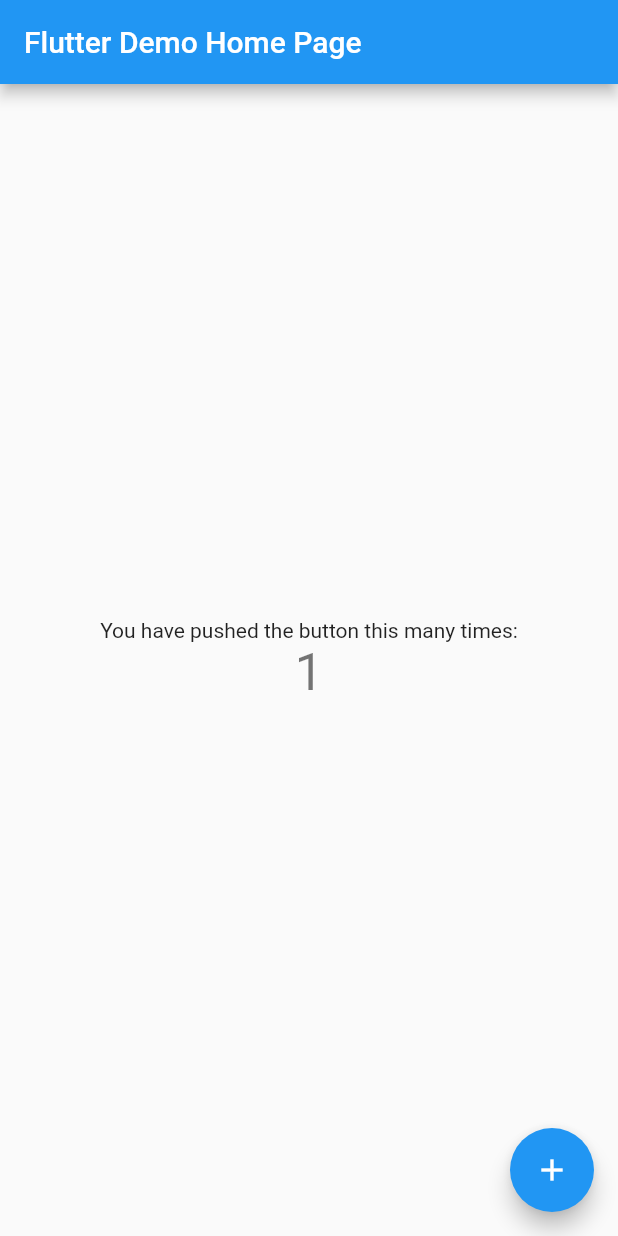
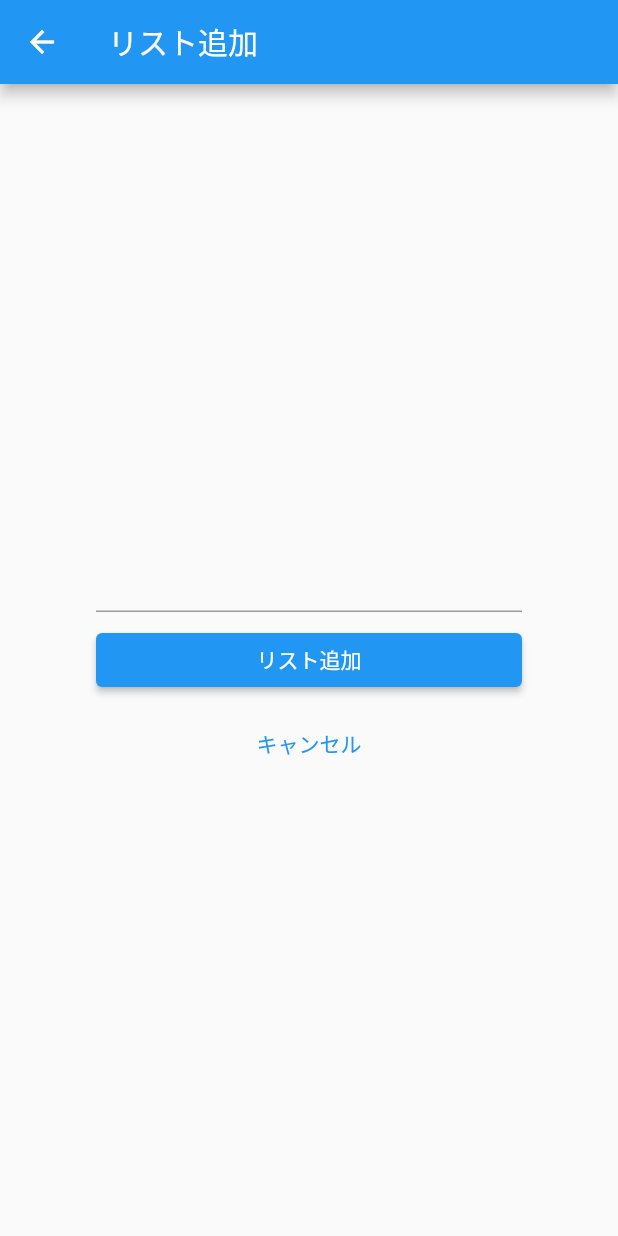
Before and after one commit to y-yuki-zip/score_todo, a Flutter app: the screen it shows after launch, after a tap on the "add" icon, on a phone screen of 412 x 824 dp. Run offline on Flutter 3.47's test engine with Material 2 defaults, Android fonts, the light colour scheme and no system bars.

Commit message:
feat ToDoリスト

```diff
--- a/lib/main.dart
+++ b/lib/main.dart
@@ -1,115 +1,139 @@
 import 'package:flutter/material.dart';
 
 void main() {
+  // エントリポイント
   runApp(const MyApp());
 }
 
 class MyApp extends StatelessWidget {
   const MyApp({super.key});
 
-  // This widget is the root of your application.
   @override
   Widget build(BuildContext context) {
     return MaterialApp(
-      title: 'Flutter Demo',
+      // アプリ名
+      title: 'Score ToDo List',
       theme: ThemeData(
-        // This is the theme of your application.
-        //
-        // Try running your application with "flutter run". You'll see the
-        // application has a blue toolbar. Then, without quitting the app, try
-        // changing the primarySwatch below to Colors.green and then invoke
-        // "hot reload" (press "r" in the console where you ran "flutter run",
-        // or simply save your changes to "hot reload" in a Flutter IDE).
-        // Notice that the counter didn't reset back to zero; the application
-        // is not restarted.
+        // テーマカラー
         primarySwatch: Colors.blue,
       ),
-      home: const MyHomePage(title: 'Flutter Demo Home Page'),
+      // リスト一覧
+      home: TodoListPage(),
     );
   }
 }
 
-class MyHomePage extends StatefulWidget {
-  const MyHomePage({super.key, required this.title});
-
-  // This widget is the home page of your application. It is stateful, meaning
-  // that it has a State object (defined below) that contains fields that affect
-  // how it looks.
-
-  // This class is the configuration for the state. It holds the values (in this
-  // case the title) provided by the parent (in this case the App widget) and
-  // used by the build method of the State. Fields in a Widget subclass are
-  // always marked "final".
-
-  final String title;
-
+// ToDoリスト一覧画面
+class TodoListPage extends StatefulWidget {
   @override
-  State<MyHomePage> createState() => _MyHomePageState();
+  _TodoListPageState createState() =>  _TodoListPageState();
 }
-
-class _MyHomePageState extends State<MyHomePage> {
-  int _counter = 0;
-
-  void _incrementCounter() {
-    setState(() {
-      // This call to setState tells the Flutter framework that something has
-      // changed in this State, which causes it to rerun the build method below
-      // so that the display can reflect the updated values. If we changed
-      // _counter without calling setState(), then the build method would not be
-      // called again, and so nothing would appear to happen.
-      _counter++;
-    });
-  }
+// ToDoリスト
+class _TodoListPageState extends State<TodoListPage> {
+  // Todoリストのデータ
+  List<String> todoList = [];
 
   @override
   Widget build(BuildContext context) {
-    // This method is rerun every time setState is called, for instance as done
-    // by the _incrementCounter method above.
-    //
-    // The Flutter framework has been optimized to make rerunning build methods
-    // fast, so that you can just rebuild anything that needs updating rather
-    // than having to individually change instances of widgets.
-    return Scaffold(
-      appBar: AppBar(
-        // Here we take the value from the MyHomePage object that was created by
-        // the App.build method, and use it to set our appbar title.
-        title: Text(widget.title),
+      return Scaffold(
+        appBar: AppBar(
+          title: const Text('リスト一覧'),
+        ),
+        body: ListView.builder(
+          // リストの行数
+          itemCount: todoList.length,
+          // リスト
+          itemBuilder: (context, index) {
+            return Card(
+              child: ListTile(
+                title: Text(todoList[index])
+              )
+            );
+          },
+        ),
+      floatingActionButton: FloatingActionButton(
+        onPressed: () async {
+          // 変更を受け取る
+          final newListText = await Navigator.of(context).push(
+            MaterialPageRoute(builder: (context) {
+              // ToDo追加画面に遷移する
+              return TodoAddPage();
+            }),
+          );
+          // 変更を受け取れば
+          if (newListText != null) {
+            setState(() {
+              todoList.add(newListText);
+            });
+          }
+        },
+        child: const Icon(Icons.add)
       ),
-      body: Center(
-        // Center is a layout widget. It takes a single child and positions it
-        // in the middle of the parent.
-        child: Column(
-          // Column is also a layout widget. It takes a list of children and
-          // arranges them vertically. By default, it sizes itself to fit its
-          // children horizontally, and tries to be as tall as its parent.
-          //
-          // Invoke "debug painting" (press "p" in the console, choose the
-          // "Toggle Debug Paint" action from the Flutter Inspector in Android
-          // Studio, or the "Toggle Debug Paint" command in Visual Studio Code)
-          // to see the wireframe for each widget.
-          //
-          // Column has various properties to control how it sizes itself and
-          // how it positions its children. Here we use mainAxisAlignment to
-          // center the children vertically; the main axis here is the vertical
-          // axis because Columns are vertical (the cross axis would be
-          // horizontal).
-          mainAxisAlignment: MainAxisAlignment.center,
-          children: <Widget>[
-            const Text(
-              'You have pushed the button this many times:',
-            ),
-            Text(
-              '$_counter',
-              style: Theme.of(context).textTheme.headlineMedium,
-            ),
-          ],
-        ),
-      ),
-      floatingActionButton: FloatingActionButton(
-        onPressed: _incrementCounter,
-        tooltip: 'Increment',
-        child: const Icon(Icons.add),
-      ), // This trailing comma makes auto-formatting nicer for build methods.
     );
   }
 }
+
+
+// リスト追加
+class TodoAddPage extends StatefulWidget {
+  @override
+  _TodoAddPageState createState() => _TodoAddPageState();
+}
+// リスト追加の状態
+class _TodoAddPageState extends State<TodoAddPage> {
+  String _text = '';
+
+  @override
+  Widget build(BuildContext context) {
+    return Scaffold(
+      appBar: AppBar(
+        title: const Text('リスト追加')
+      ),
+
+      body: Container(
+        padding: const EdgeInsets.all(64),
+        child: Column(
+          mainAxisAlignment: MainAxisAlignment.center,
+          children: <Widget>[
+            // テキスト入力
+            TextField(
+              // データ入力を受け取る
+              onChanged: (String value) {
+                // 入力に合わせて画面更新
+                setState(() {
+                  _text = value;
+                });
+              },
+            ),
+            // 余白
+            const SizedBox(height: 8),
+            // ボタン
+            Container(
+              width: double.infinity,
+              child: ElevatedButton(
+                onPressed: (){
+                  // _textのデータを渡す
+                  Navigator.of(context).pop(_text);
+                },
+                child: const Text('リスト追加', style: TextStyle(color: Colors.white))
+              ),
+            ),
+            // 余白
+            const SizedBox(height: 8),
+            Container(
+              width: double.infinity,
+              child: TextButton(
+                onPressed: (){
+                  // _textのデータを渡す
+                  Navigator.of(context).pop();
+                },
+                child: const Text('キャンセル'),
+                )
+            )
+          ],
+        )
+      ),
+    );
+  }
+
+}
```
